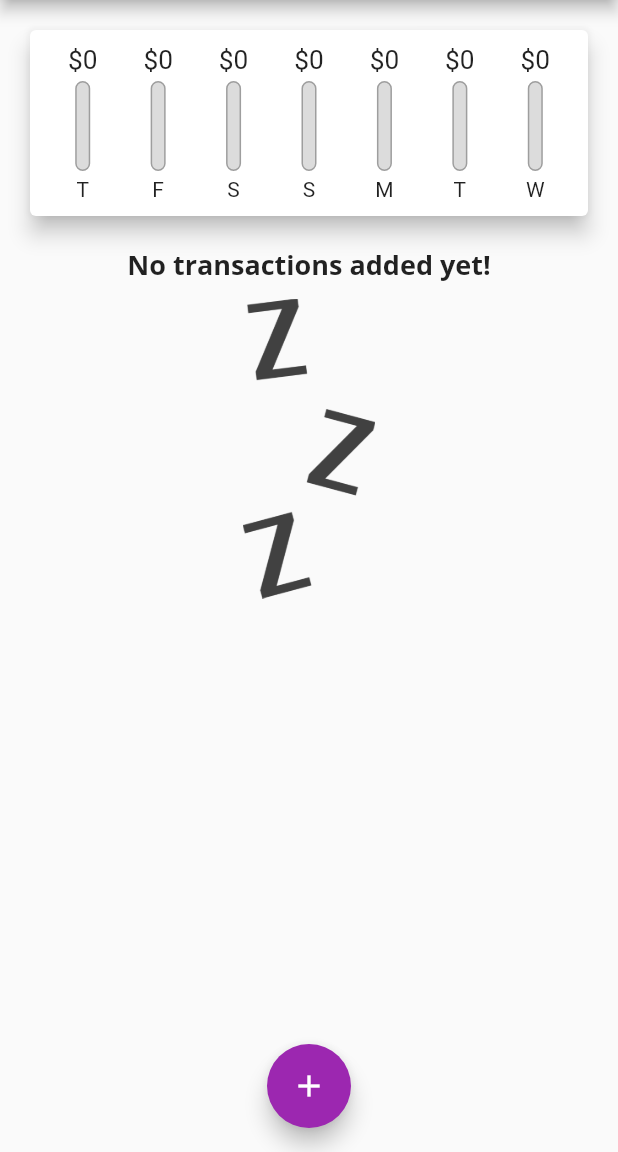
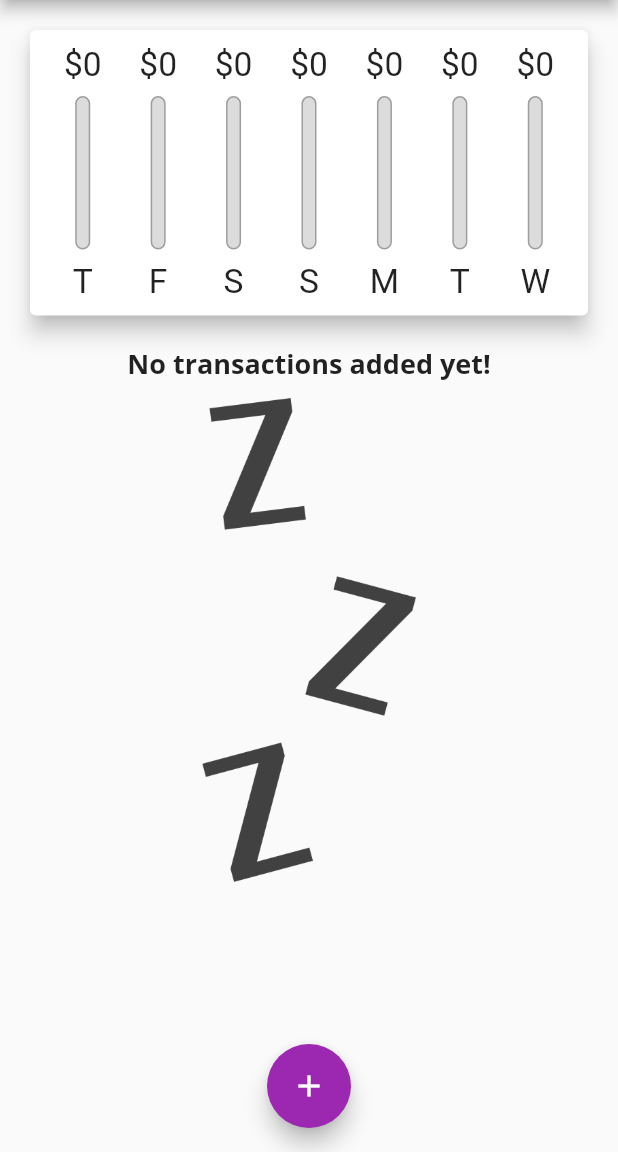
Before and after one commit to berkaykizgir/personal_expenses, a Flutter app: the screen it shows after launch, on a phone screen of 412 x 824 dp, the part 84-1236 px from its top. Run offline on Flutter 3.47's test engine with Material 2 defaults, Android fonts, the phone set to English and light mode, and no system bars.

Commit message:
landscape and bottom sheet

```diff
--- a/lib/main.dart
+++ b/lib/main.dart
@@ -42,6 +42,7 @@ class MyHomePage extends StatefulWidget {
 
 class _MyHomePageState extends State<MyHomePage> {
   final List<Transaction> _userTransactions = [];
+  bool _showChart = false;
   List<Transaction> get _recentTransactions {
     return _userTransactions.where((tx) {
       return tx.date.isAfter(DateTime.now().subtract(const Duration(days: 7)));
@@ -66,6 +67,7 @@ class _MyHomePageState extends State<MyHomePage> {
   void _startAddNewTransaction(BuildContext ctx) {
     showModalBottomSheet(
       context: ctx,
+      isScrollControlled: true,
       builder: (_) {
         return NewTransaction(addTx: _addNewTransaction);
       },
@@ -74,8 +76,8 @@ class _MyHomePageState extends State<MyHomePage> {
 
   @override
   Widget build(BuildContext context) {
-    return Scaffold(
-      appBar: AppBar(
+    final isLandscape = MediaQuery.of(context).orientation == Orientation.landscape;
+    final appBar = AppBar(
       title: const Text(
         'Personal Expenses',
       ),
@@ -86,7 +88,9 @@ class _MyHomePageState extends State<MyHomePage> {
             },
             icon: const Icon(Icons.add))
       ],
-      ),
+    );
+    return Scaffold(
+      appBar: appBar,
       floatingActionButtonLocation: FloatingActionButtonLocation.centerFloat,
       floatingActionButton: FloatingActionButton(
         onPressed: () {
@@ -95,14 +99,47 @@ class _MyHomePageState extends State<MyHomePage> {
         child: const Icon(Icons.add),
       ),
       body: SingleChildScrollView(
-        primary: false,
         child: Column(
-          crossAxisAlignment: CrossAxisAlignment.center,
+          crossAxisAlignment: CrossAxisAlignment.stretch,
           children: [
-            Chart(_recentTransactions),
-            TransactionList(
+            if (isLandscape)
+              Row(
+                mainAxisAlignment: MainAxisAlignment.center,
+                children: [
+                  Text('Show Chart'),
+                  Switch(
+                    value: _showChart,
+                    onChanged: (value) {
+                      setState(() {
+                        _showChart = value;
+                      });
+                    },
+                  ),
+                ],
+              ),
+            if (!isLandscape)
+              SizedBox(
+                  height: (MediaQuery.of(context).size.height - appBar.preferredSize.height - MediaQuery.of(context).padding.top) * 0.3,
+                  child: Chart(_recentTransactions)),
+            if (!isLandscape)
+              SizedBox(
+                height: (MediaQuery.of(context).size.height - appBar.preferredSize.height - MediaQuery.of(context).padding.top) * 0.7,
+                child: TransactionList(
                   userTransactions: _userTransactions,
                   deleteTx: _deleteTransaction,
+                ),
+              ),
+            if (isLandscape)
+              _showChart
+                  ? SizedBox(
+                      height: (MediaQuery.of(context).size.height - appBar.preferredSize.height - MediaQuery.of(context).padding.top) * 0.7,
+                      child: Chart(_recentTransactions))
+                  : SizedBox(
+                      height: (MediaQuery.of(context).size.height - appBar.preferredSize.height - MediaQuery.of(context).padding.top) * 0.7,
+                      child: TransactionList(
+                        userTransactions: _userTransactions,
+                        deleteTx: _deleteTransaction,
+                      ),
                     ),
           ],
         ),
--- a/lib/widgets/chart_bar.dart
+++ b/lib/widgets/chart_bar.dart
@@ -8,14 +8,15 @@ class ChartBar extends StatelessWidget {
 
   @override
   Widget build(BuildContext context) {
+    return LayoutBuilder(builder: (context, constraints) {
       return Column(
         children: [
-        SizedBox(height: 20, child: FittedBox(child: Text('\$${spendingAmount.toStringAsFixed(0)}'))),
-        const SizedBox(
-          height: 4,
+          SizedBox(height: constraints.maxHeight * 0.15, child: FittedBox(child: Text('\$${spendingAmount.toStringAsFixed(0)}'))),
+          SizedBox(
+            height: constraints.maxHeight * 0.05,
           ),
           SizedBox(
-          height: 60,
+            height: constraints.maxHeight * 0.6,
             width: 10,
             child: Stack(
               children: [
@@ -32,11 +33,12 @@ class ChartBar extends StatelessWidget {
               ],
             ),
           ),
-        const SizedBox(
-          height: 4,
+          SizedBox(
+            height: constraints.maxHeight * 0.05,
           ),
-        Text(label),
+          SizedBox(height: constraints.maxHeight * 0.15, child: FittedBox(child: Text(label))),
         ],
       );
+    });
   }
 }
--- a/lib/widgets/new_transaction.dart
+++ b/lib/widgets/new_transaction.dart
@@ -39,8 +39,10 @@ class _NewTransactionState extends State<NewTransaction> {
     return Card(
       elevation: 5,
       child: Padding(
-        padding: const EdgeInsets.symmetric(vertical: 10, horizontal: 15),
+        padding: EdgeInsets.only(top: 10, left: 15, right: 15, bottom: MediaQuery.of(context).viewInsets.bottom + 10),
+        child: SingleChildScrollView(
           child: Column(
+            mainAxisSize: MainAxisSize.min,
             crossAxisAlignment: CrossAxisAlignment.end,
             children: [
               TextField(
@@ -74,8 +76,9 @@ class _NewTransactionState extends State<NewTransaction> {
                   "Add Transaction",
                   style: TextStyle(color: Theme.of(context).textTheme.button!.color),
                 ),
-            )
+              ),
             ],
+          ),
         ),
       ),
     );
--- a/lib/widgets/transaction_list.dart
+++ b/lib/widgets/transaction_list.dart
@@ -10,7 +10,8 @@ class TransactionList extends StatelessWidget {
   @override
   Widget build(BuildContext context) {
     return userTransactions.isEmpty
-        ? Column(
+        ? LayoutBuilder(builder: (context, constraints) {
+            return Column(
               children: [
                 Text(
                   'No transactions added yet!',
@@ -20,16 +21,16 @@ class TransactionList extends StatelessWidget {
                   height: 10,
                 ),
                 SizedBox(
-                height: 200,
+                  height: constraints.maxHeight * 0.6,
                   child: Image.asset(
                     'assets/images/waiting.png',
                     fit: BoxFit.cover,
                   ),
                 ),
               ],
-          )
+            );
+          })
         : ListView.builder(
-            shrinkWrap: true,
             itemBuilder: (context, index) {
               return Card(
                   elevation: 5,
```
Lines whose indentation alone changed are shown as unchanged.
